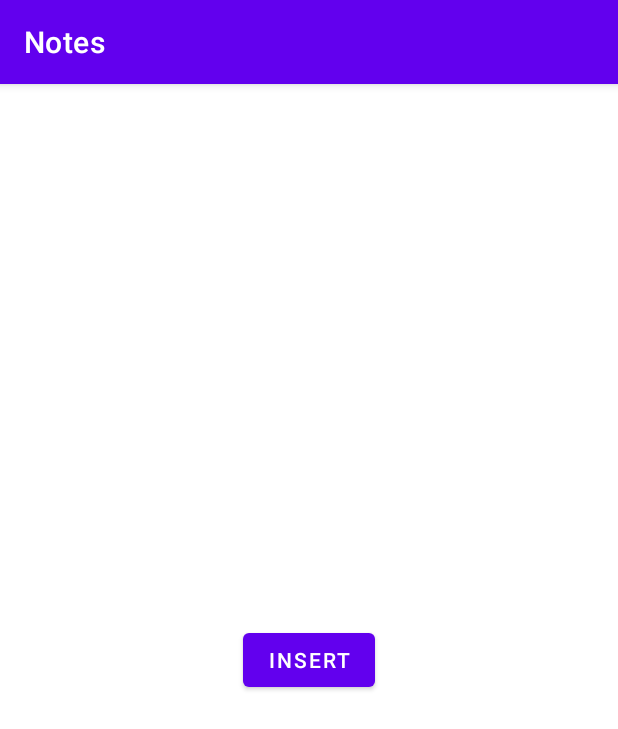
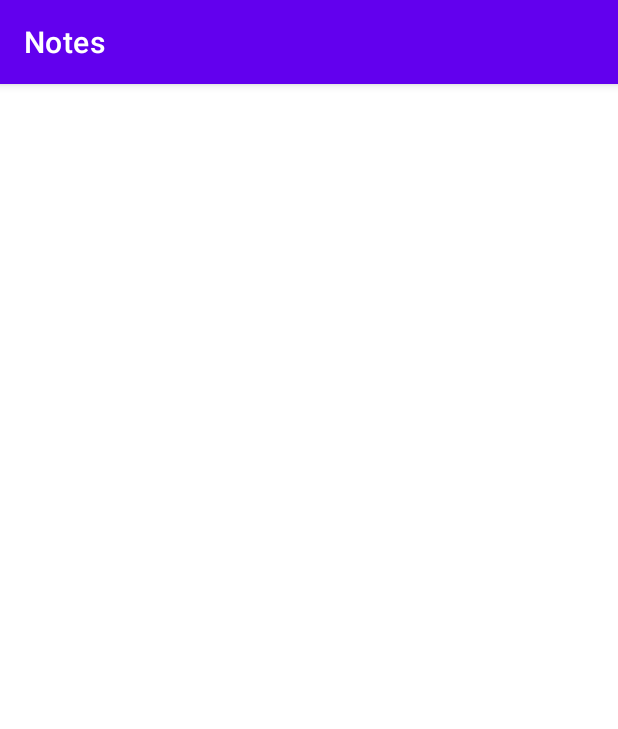
Before and after one commit to aziz-kacho/Notes, an Android app: the screen it shows after launch (MainActivity), on a phone screen of 412 x 824 dp. Shown: the top 729 px of the screen. Run offline under Robolectric (Android 15) with nearby library versions, the phone set to English and light mode, and no system bars.

```diff
--- a/app/src/main/res/layout/activity_main.xml
+++ b/app/src/main/res/layout/activity_main.xml
@@ -8,19 +8,6 @@
 
 
 
-<Button
-    android:layout_width="wrap_content"
-    android:layout_height="wrap_content"
-    android:id="@+id/aziz"
-    android:text="insert"
-    android:layout_centerInParent="true"/>
-
-
-   <TextView
-       android:layout_width="wrap_content"
-       android:layout_height="wrap_content"
-       android:id="@+id/salom"
-       android:layout_below="@+id/aziz"/>
 
 
 </RelativeLayout>
```
Also changed, not shown: app/src/main/java/com/example/notes/DataBase/Note.java (+41 -6 lines), 1 other file.
